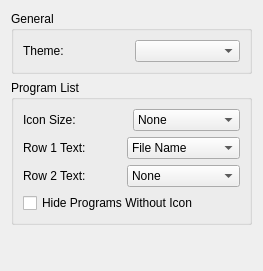
Above: src/citra/configuration/configure_ui.ui from Gegopat/citra before the change. Below: the same form after it.
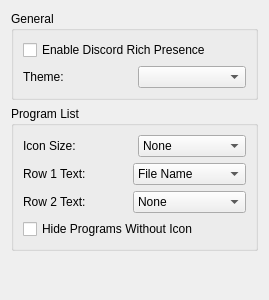
That is the form after the change.

Commit message: Re-add discord rpc

Patch:
```diff
--- a/src/citra/configuration/configure_ui.ui
+++ b/src/citra/configuration/configure_ui.ui
@@ -6,8 +6,8 @@
    <rect>
     <x>0</x>
     <y>0</y>
-    <width>263</width>
-    <height>271</height>
+    <width>269</width>
+    <height>300</height>
    </rect>
   </property>
   <property name="windowTitle">
@@ -22,6 +22,13 @@
      <layout class="QHBoxLayout" name="horizontalLayout">
       <item>
        <layout class="QVBoxLayout" name="verticalLayout_2">
+        <item>
+         <widget class="QCheckBox" name="enable_discord_rpc">
+          <property name="text">
+           <string>Enable Discord Rich Presence</string>
+          </property>
+         </widget>
+        </item>
         <item>
          <layout class="QHBoxLayout" name="horizontalLayout_3">
           <item>
```
The commit also changes 16 other files.
